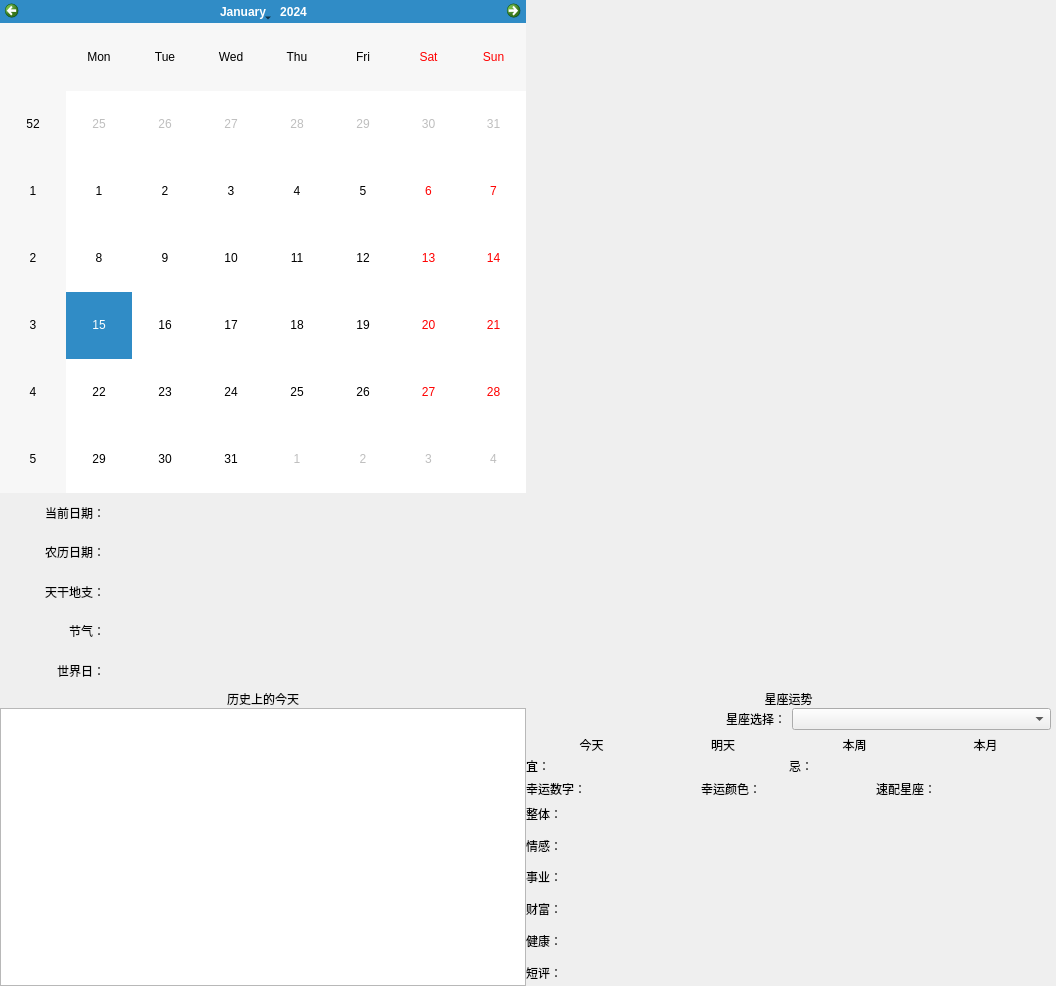
Before: the Qt Designer form ui/calendar.ui in Younger-Chan/everyday, drawn with Qt 5.
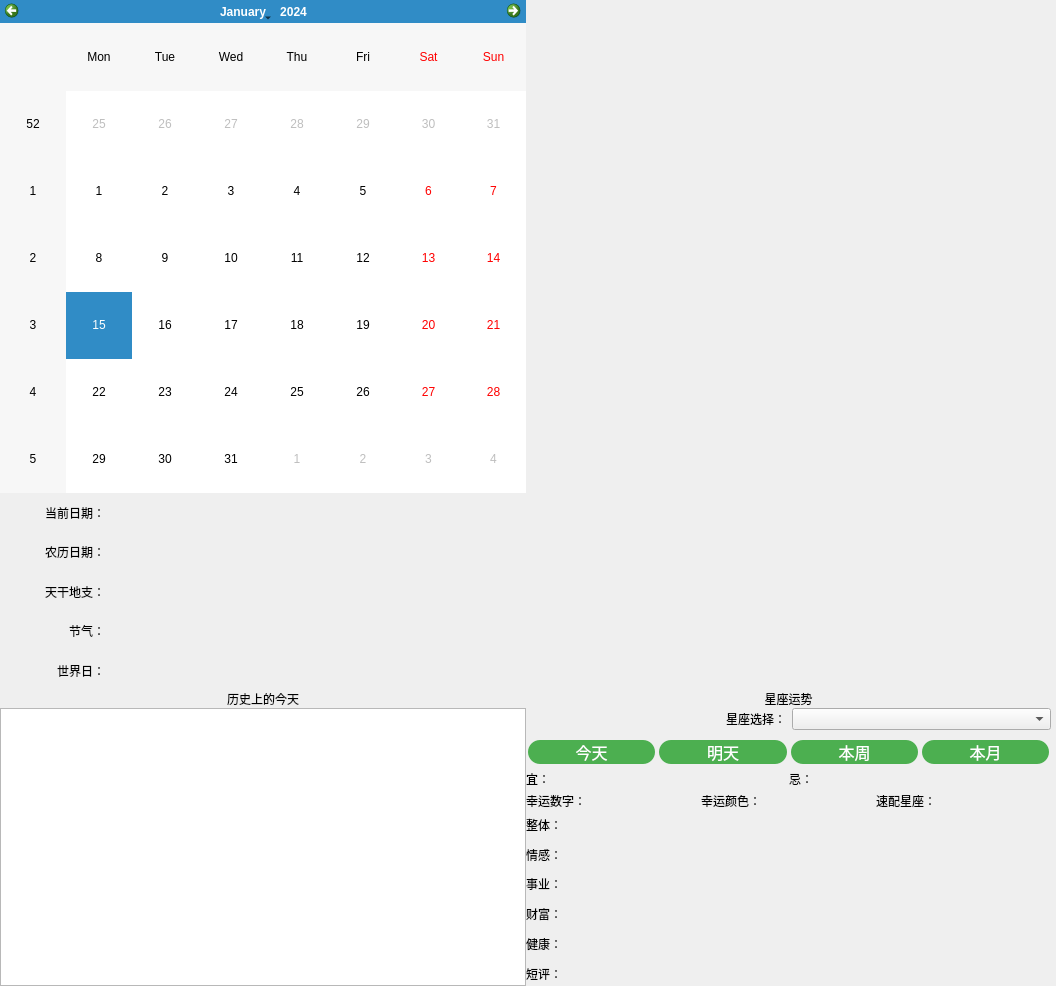
After: the same form once the commit is applied.

Patch:
```diff
--- a/ui/calendar.ui
+++ b/ui/calendar.ui
@@ -328,7 +328,28 @@
                     <item>
                      <widget class="QPushButton" name="pb_today">
                       <property name="styleSheet">
-                       <string notr="true">border:none</string>
+                       <string notr="true">QPushButton {
+    background-color: #4CAF50; /* Green background */
+    border: none; /* Remove borders */
+    color: white; /* White text */
+    /*padding: 15px 32px; /* Some padding */
+    text-align: center; /* Centered text */
+    text-decoration: none; /* Remove underline */
+    display: inline-block; /* Make the button inline */
+    font-size: 16px; /* Increase font size */
+    margin: 4px 2px; /* Some margin */
+    cursor: pointer; /* Pointer/hand icon */
+    border-radius: 12px; /* Rounded corners */
+}
+
+QPushButton:hover {
+    background-color: #45a049; /* Darker green on hover */
+}
+
+QPushButton:pressed {
+    background-color: #3e8e41; /* Even darker green when pressed */
+}
+</string>
                       </property>
                       <property name="text">
                        <string>今天</string>
@@ -338,7 +359,28 @@
                     <item>
                      <widget class="QPushButton" name="pb_tom">
                       <property name="styleSheet">
-                       <string notr="true">border:none</string>
+                       <string notr="true">QPushButton {
+    background-color: #4CAF50; /* Green background */
+    border: none; /* Remove borders */
+    color: white; /* White text */
+    /*padding: 15px 32px; /* Some padding */
+    text-align: center; /* Centered text */
+    text-decoration: none; /* Remove underline */
+    display: inline-block; /* Make the button inline */
+    font-size: 16px; /* Increase font size */
+    margin: 4px 2px; /* Some margin */
+    cursor: pointer; /* Pointer/hand icon */
+    border-radius: 12px; /* Rounded corners */
+}
+
+QPushButton:hover {
+    background-color: #45a049; /* Darker green on hover */
+}
+
+QPushButton:pressed {
+    background-color: #3e8e41; /* Even darker green when pressed */
+}
+</string>
                       </property>
                       <property name="text">
                        <string>明天</string>
@@ -348,7 +390,28 @@
                     <item>
                      <widget class="QPushButton" name="pb_week">
                       <property name="styleSheet">
-                       <string notr="true">border:none</string>
+                       <string notr="true">QPushButton {
+    background-color: #4CAF50; /* Green background */
+    border: none; /* Remove borders */
+    color: white; /* White text */
+    /*padding: 15px 32px; /* Some padding */
+    text-align: center; /* Centered text */
+    text-decoration: none; /* Remove underline */
+    display: inline-block; /* Make the button inline */
+    font-size: 16px; /* Increase font size */
+    margin: 4px 2px; /* Some margin */
+    cursor: pointer; /* Pointer/hand icon */
+    border-radius: 12px; /* Rounded corners */
+}
+
+QPushButton:hover {
+    background-color: #45a049; /* Darker green on hover */
+}
+
+QPushButton:pressed {
+    background-color: #3e8e41; /* Even darker green when pressed */
+}
+</string>
                       </property>
                       <property name="text">
                        <string>本周</string>
@@ -358,7 +421,28 @@
                     <item>
                      <widget class="QPushButton" name="pb_month">
                       <property name="styleSheet">
-                       <string notr="true">border:none</string>
+                       <string notr="true">QPushButton {
+    background-color: #4CAF50; /* Green background */
+    border: none; /* Remove borders */
+    color: white; /* White text */
+    /*padding: 15px 32px; /* Some padding */
+    text-align: center; /* Centered text */
+    text-decoration: none; /* Remove underline */
+    display: inline-block; /* Make the button inline */
+    font-size: 16px; /* Increase font size */
+    margin: 4px 2px; /* Some margin */
+    cursor: pointer; /* Pointer/hand icon */
+    border-radius: 12px; /* Rounded corners */
+}
+
+QPushButton:hover {
+    background-color: #45a049; /* Darker green on hover */
+}
+
+QPushButton:pressed {
+    background-color: #3e8e41; /* Even darker green when pressed */
+}
+</string>
                       </property>
                       <property name="text">
                        <string>本月</string>
```
